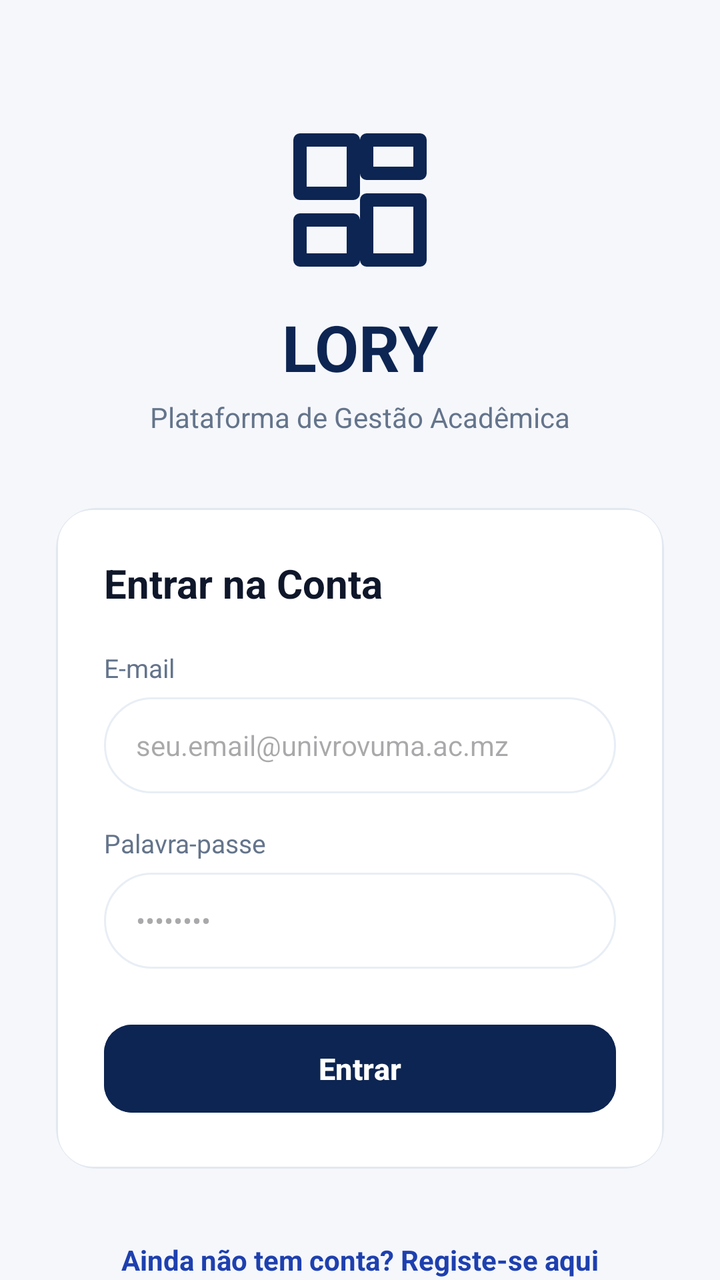
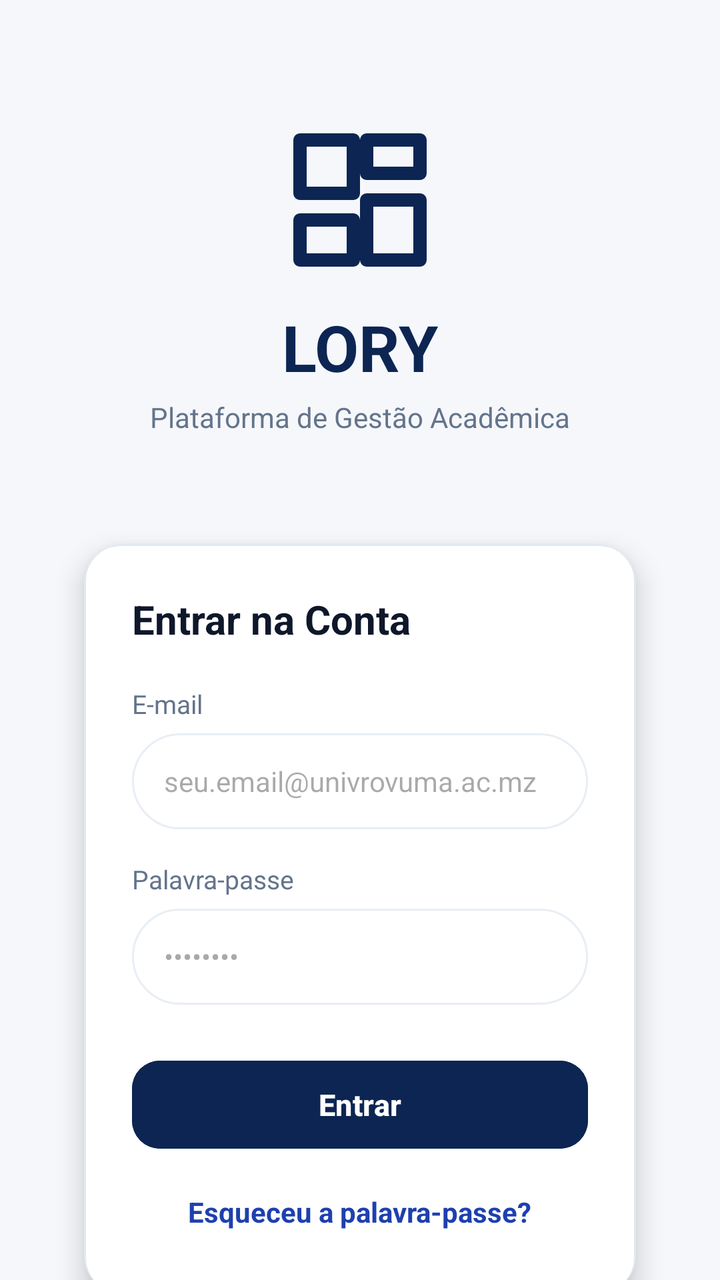

Compare the two renders of this Android layout. The source of the first and the diff that turns it into the second are given below.
<!-- AndroidManifest.xml: application theme Theme.Lory -->
<!-- res/layout/activity_login.xml -->
<?xml version="1.0" encoding="utf-8"?>
<androidx.core.widget.NestedScrollView xmlns:android="http://schemas.android.com/apk/res/android"
    xmlns:app="http://schemas.android.com/apk/res-auto"
    xmlns:tools="http://schemas.android.com/tools"
    android:layout_width="match_parent"
    android:layout_height="match_parent"
    android:fillViewport="true"
    android:background="@color/background_light"
    tools:context=".ui.auth.LoginActivity">

    <LinearLayout
        android:layout_width="match_parent"
        android:layout_height="wrap_content"
        android:gravity="center_horizontal"
        android:orientation="vertical"
        android:padding="28dp">

        
        <ImageView
            android:layout_width="80dp"
            android:layout_height="80dp"
            android:layout_marginTop="32dp"
            android:layout_marginBottom="12dp"
            android:contentDescription="@string/app_name"
            android:src="@drawable/ic_dashboard"
            app:tint="@color/primary_dark_blue" />

        <TextView
            android:layout_width="wrap_content"
            android:layout_height="wrap_content"
            android:text="LORY"
            android:textColor="@color/primary_dark_blue"
            android:textSize="32sp"
            android:textStyle="bold" />

        <TextView
            android:layout_width="wrap_content"
            android:layout_height="wrap_content"
            android:layout_marginTop="4dp"
            android:layout_marginBottom="36dp"
            android:text="Plataforma de Gestão Acadêmica"
            android:textColor="@color/text_secondary"
            android:textSize="14sp" />

        
        <androidx.cardview.widget.CardView
            android:layout_width="match_parent"
            android:layout_height="wrap_content"
            android:layout_marginBottom="24dp"
            app:cardCornerRadius="20dp"
            app:cardElevation="0dp">

            <LinearLayout
                android:layout_width="match_parent"
                android:layout_height="wrap_content"
                android:background="@drawable/bg_welcome_card"
                android:orientation="vertical"
                android:padding="24dp">

                <TextView
                    android:layout_width="wrap_content"
                    android:layout_height="wrap_content"
                    android:layout_marginBottom="20dp"
                    android:text="Entrar na Conta"
                    android:textColor="@color/text_primary"
                    android:textSize="20sp"
                    android:textStyle="bold" />

                
                <TextView
                    android:layout_width="wrap_content"
                    android:layout_height="wrap_content"
                    android:layout_marginBottom="6dp"
                    android:text="E-mail"
                    android:textColor="@color/text_secondary"
                    android:textSize="13sp" />

                <EditText
                    android:id="@+id/et_email"
                    android:layout_width="match_parent"
                    android:layout_height="48dp"
                    android:layout_marginBottom="16dp"
                    android:background="@drawable/bg_search_bar"
                    android:hint="seu.email@univrovuma.ac.mz"
                    android:imeOptions="actionNext"
                    android:inputType="textEmailAddress"
                    android:paddingStart="16dp"
                    android:paddingEnd="16dp"
                    android:textColor="@color/text_primary"
                    android:textSize="14sp" />

                
                <TextView
                    android:layout_width="wrap_content"
                    android:layout_height="wrap_content"
                    android:layout_marginBottom="6dp"
                    android:text="Palavra-passe"
                    android:textColor="@color/text_secondary"
                    android:textSize="13sp" />

                <EditText
                    android:id="@+id/et_password"
                    android:layout_width="match_parent"
                    android:layout_height="48dp"
                    android:layout_marginBottom="24dp"
                    android:background="@drawable/bg_search_bar"
                    android:hint="••••••••"
                    android:imeOptions="actionDone"
                    android:inputType="textPassword"
                    android:paddingStart="16dp"
                    android:paddingEnd="16dp"
                    android:textColor="@color/text_primary"
                    android:textSize="14sp" />

                
                <ProgressBar
                    android:id="@+id/progress_bar"
                    android:layout_width="32dp"
                    android:layout_height="32dp"
                    android:layout_gravity="center_horizontal"
                    android:layout_marginBottom="16dp"
                    android:visibility="gone" />

                
                <Button
                    android:id="@+id/btn_login"
                    android:layout_width="match_parent"
                    android:layout_height="52dp"
                    android:backgroundTint="@color/primary_dark_blue"
                    android:text="Entrar"
                    android:textColor="@color/white"
                    android:textSize="15sp"
                    android:textStyle="bold"
                    app:cornerRadius="14dp" />

            </LinearLayout>
        </androidx.cardview.widget.CardView>

        
        <TextView
            android:id="@+id/tv_register_link"
            android:layout_width="wrap_content"
            android:layout_height="wrap_content"
            android:padding="12dp"
            android:text="Ainda não tem conta? Registe-se aqui"
            android:textColor="@color/primary_blue"
            android:textSize="14sp"
            android:textStyle="bold" />

    </LinearLayout>
</androidx.core.widget.NestedScrollView>
<!-- resources referenced by this layout -->
<resources>
  <color name="background_light">#F5F7FB</color>
  <color name="primary_blue">#1E40AF</color>
  <color name="primary_dark_blue">#0D2552</color>
  <color name="text_primary">#0F172A</color>
  <color name="text_secondary">#64748B</color>
  <color name="white">#FFFFFFFF</color>
  <!-- drawable bg_search_bar (drawable) -->
  <?xml version="1.0" encoding="utf-8"?>
  <shape xmlns:android="http://schemas.android.com/apk/res/android"
      android:shape="rectangle">
      <solid android:color="@color/surface_white" />
      <corners android:radius="24dp" />
      <stroke
          android:width="1dp"
          android:color="#E8EEF5" />
  </shape>
  <!-- drawable bg_welcome_card (drawable) -->
  <?xml version="1.0" encoding="utf-8"?>
  <shape xmlns:android="http://schemas.android.com/apk/res/android"
      android:shape="rectangle">
      <solid android:color="@color/surface_white" />
      <corners android:radius="18dp" />
      <stroke
          android:width="1dp"
          android:color="#E2E8F0" />
  </shape>
  <!-- drawable ic_dashboard (drawable) -->
  <vector xmlns:android="http://schemas.android.com/apk/res/android"
      android:width="24dp"
      android:height="24dp"
      android:viewportWidth="24"
      android:viewportHeight="24">
    <path
        android:fillColor="#00000000"
        android:strokeColor="@color/primary_dark_blue"
        android:strokeWidth="2"
        android:strokeLineCap="round"
        android:strokeLineJoin="round"
        android:pathData="M3,3h8v8H3z M13,3h8v5h-8z M13,12h8v9h-8z M3,15h8v6H3z"/>
  </vector>
  <string name="app_name">Lory</string>
  <style name="Theme.Lory" parent="Base.Theme.Lory" />
  <color name="surface_white">#FFFFFF</color>
  <style name="Base.Theme.Lory" parent="Theme.Material3.DayNight.NoActionBar">
          
          <item name="colorPrimary">@color/primary_dark_blue</item>
          <item name="colorOnPrimary">@color/white</item>
          <item name="colorContainer">@color/surface_white</item>
          <item name="android:statusBarColor">@color/background_light</item>
          <item name="android:windowLightStatusBar">true</item>
          <item name="android:windowBackground">@color/background_light</item>
      </style>
</resources>

<!-- the commit's change to res/layout/activity_login.xml (unified diff, before → after) -->
@@ -48,7 +48,8 @@
             android:layout_height="wrap_content"
             android:layout_marginBottom="24dp"
             app:cardCornerRadius="20dp"
-            app:cardElevation="0dp">
+            app:cardElevation="8dp"
+            app:cardUseCompatPadding="true">
 
             <LinearLayout
                 android:layout_width="match_parent"
@@ -133,6 +134,18 @@
                     android:textStyle="bold"
                     app:cornerRadius="14dp" />
 
+                <TextView
+                    android:id="@+id/tv_forgot_password"
+                    android:layout_width="wrap_content"
+                    android:layout_height="wrap_content"
+                    android:layout_gravity="center_horizontal"
+                    android:layout_marginTop="10dp"
+                    android:padding="8dp"
+                    android:text="Esqueceu a palavra-passe?"
+                    android:textColor="@color/primary_blue"
+                    android:textSize="14sp"
+                    android:textStyle="bold" />
+
             </LinearLayout>
         </androidx.cardview.widget.CardView>
 
